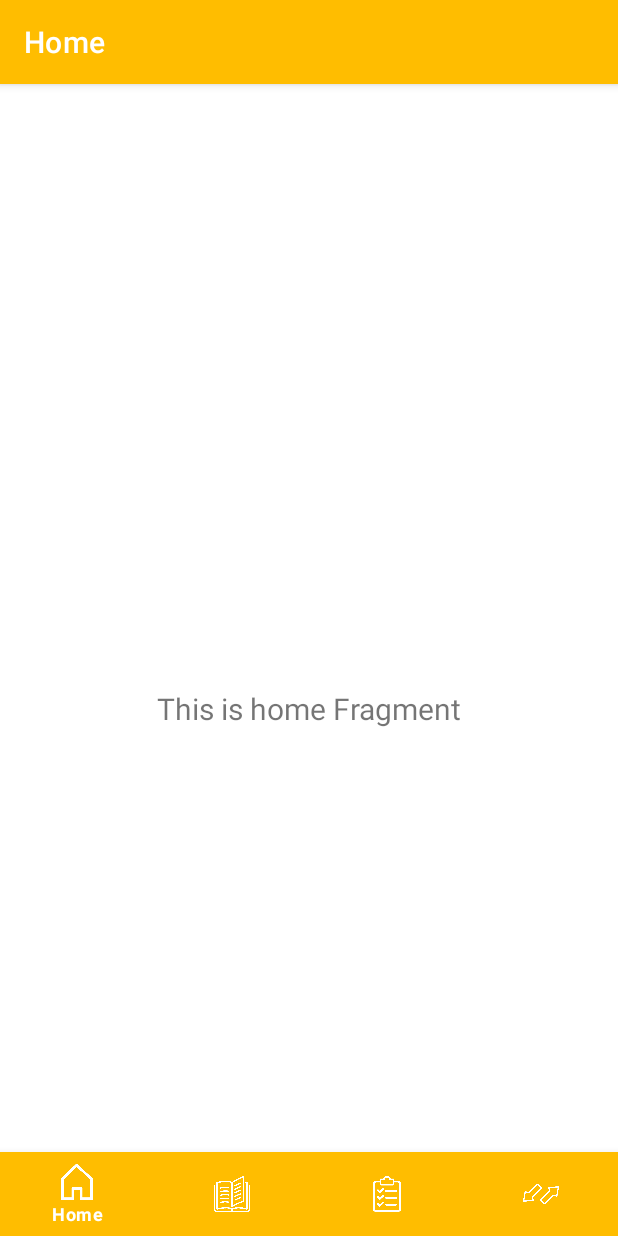
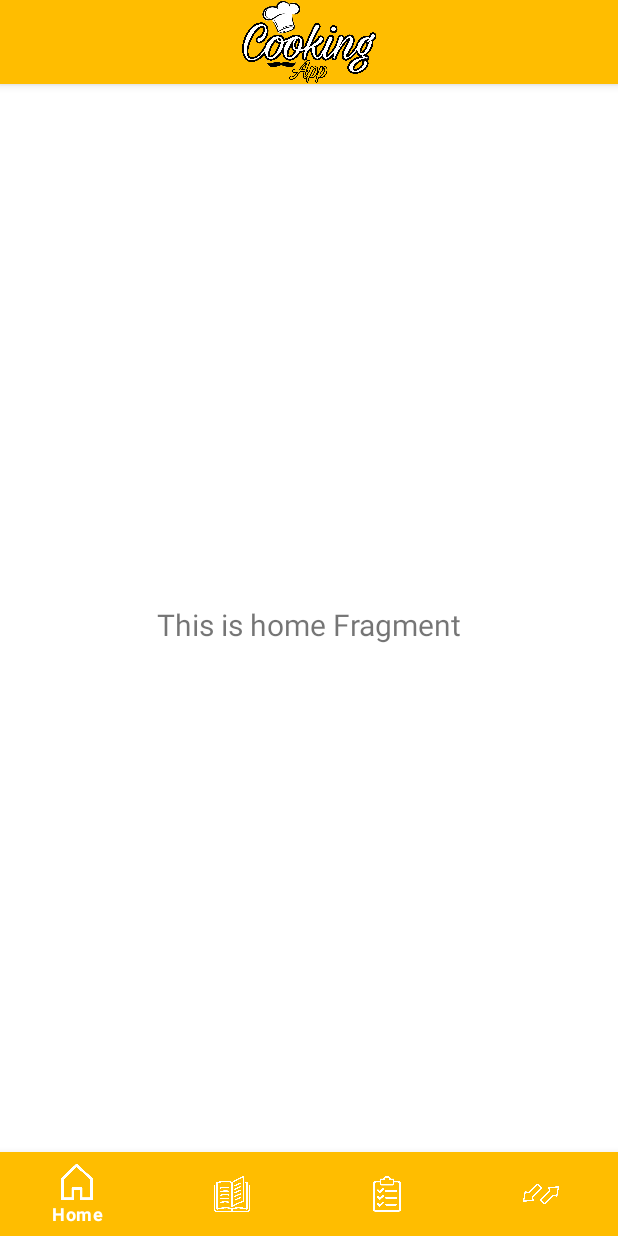
Before and after one commit to m00tt/CookingApp, an Android app: the screen it shows after launch (MainActivity), on a phone screen of 412 x 824 dp. Run offline under Robolectric (Android 15) with nearby library versions, the phone set to English and light mode, and no system bars; our stand-ins replace navigation-ui.

Commit message:
Aggiunta l'AppBar con il logo e tolta l'actionBar di default

```diff
--- a/app/src/main/java/com/example/cookingapp/MainActivity.kt
+++ b/app/src/main/java/com/example/cookingapp/MainActivity.kt
@@ -18,9 +18,9 @@ class MainActivity : AppCompatActivity() {
         val navController = findNavController(R.id.nav_host_fragment)
         // Passing each menu ID as a set of Ids because each
         // menu should be considered as top level destinations.
-        val appBarConfiguration = AppBarConfiguration(setOf(
+        /*val appBarConfiguration = AppBarConfiguration(setOf(
                 R.id.navigation_home, R.id.navigation_cookbook, R.id.navigation_shoplist, R.id.navigation_converter))
-        setupActionBarWithNavController(navController, appBarConfiguration)
+        setupActionBarWithNavController(navController, appBarConfiguration)*/
         navView.setupWithNavController(navController)
     }
 }
--- a/app/src/main/res/layout/activity_main.xml
+++ b/app/src/main/res/layout/activity_main.xml
@@ -3,8 +3,39 @@
     xmlns:app="http://schemas.android.com/apk/res-auto"
     android:id="@+id/container"
     android:layout_width="match_parent"
-    android:layout_height="match_parent"
-    android:paddingTop="?attr/actionBarSize">
+    android:layout_height="match_parent">
+
+    <com.google.android.material.appbar.AppBarLayout
+        android:layout_width="match_parent"
+        android:layout_height="wrap_content"
+        app:layout_constraintEnd_toEndOf="parent"
+        app:layout_constraintStart_toStartOf="parent"
+        app:layout_constraintTop_toTopOf="parent">
+
+        <LinearLayout
+            android:layout_width="match_parent"
+            android:layout_height="match_parent">
+
+            <androidx.appcompat.widget.Toolbar
+                android:id="@+id/toolbar"
+                android:layout_width="match_parent"
+                android:layout_height="wrap_content"
+                android:background="?attr/colorPrimary"
+                android:minHeight="?attr/actionBarSize"
+                android:theme="?attr/actionBarTheme"
+                android:layout_weight="1"/>
+
+            <ImageView
+                android:id="@+id/imageView8"
+                android:layout_width="match_parent"
+                android:layout_height="match_parent"
+                android:layout_weight="0"
+                app:srcCompat="@drawable/logo_scritta" />
+
+        </LinearLayout>
+
+    </com.google.android.material.appbar.AppBarLayout>
+
 
     <com.google.android.material.bottomnavigation.BottomNavigationView
         android:id="@+id/nav_view"
@@ -27,9 +58,11 @@
         android:layout_height="match_parent"
         app:defaultNavHost="true"
         app:layout_constraintBottom_toTopOf="@id/nav_view"
+        app:layout_constraintHorizontal_bias="0.0"
         app:layout_constraintLeft_toLeftOf="parent"
         app:layout_constraintRight_toRightOf="parent"
         app:layout_constraintTop_toTopOf="parent"
+        app:layout_constraintVertical_bias="0.0"
         app:navGraph="@navigation/mobile_navigation" />
 
 </androidx.constraintlayout.widget.ConstraintLayout>
--- a/app/src/main/res/navigation/mobile_navigation.xml
+++ b/app/src/main/res/navigation/mobile_navigation.xml
@@ -8,24 +8,20 @@
     <fragment
         android:id="@+id/navigation_home"
         android:name="com.example.cookingapp.ui.home.HomeFragment"
-        android:label="@string/title_home"
         tools:layout="@layout/fragment_home" />
 
     <fragment
         android:id="@+id/navigation_cookbook"
         android:name="com.example.cookingapp.ui.cookbook.CookbookFragment"
-        android:label="@string/title_cookbook"
         tools:layout="@layout/fragment_cookbook" />
 
     <fragment
         android:id="@+id/navigation_shoplist"
         android:name="com.example.cookingapp.ui.shoplist.ShoplistFragment"
-        android:label="@string/title_shoplist"
         tools:layout="@layout/fragment_shoplist" />
 
     <fragment
         android:id="@+id/navigation_converter"
         android:name="com.example.cookingapp.ui.converter.ConverterFragment"
-        android:label="@string/title_converter"
         tools:layout="@layout/fragment_shoplist" />
 </navigation>
--- a/app/src/main/res/values/themes.xml
+++ b/app/src/main/res/values/themes.xml
@@ -1,6 +1,6 @@
 <resources xmlns:tools="http://schemas.android.com/tools">
     <!-- Base application theme. -->
-    <style name="Theme.CookingApp" parent="Theme.MaterialComponents.DayNight.DarkActionBar">
+    <style name="Theme.CookingApp" parent="Theme.MaterialComponents.DayNight.NoActionBar">
         <!-- Primary brand color. -->
         <item name="colorPrimary">@color/giallo</item>
         <item name="colorPrimaryVariant">@color/giallo_barra</item>
```
Also changed, not shown: app/src/main/logo_scritta-playstore.png (added), app/src/main/res/drawable/logo_scritta.png (added).
